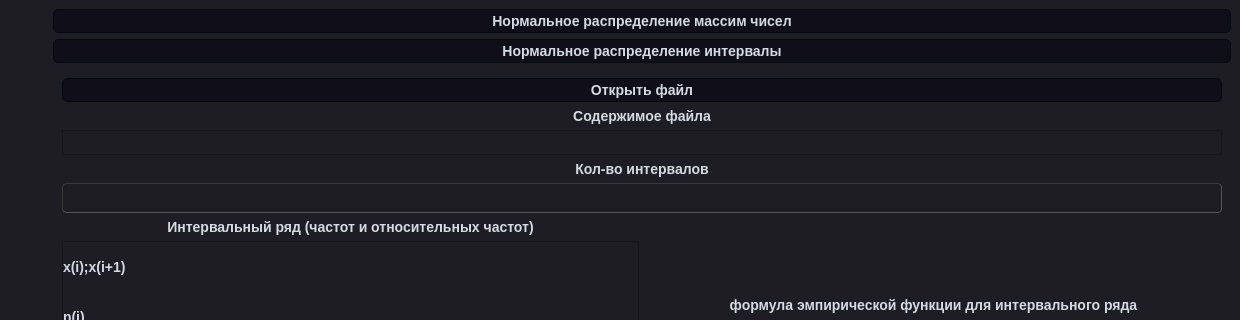
This is interface.ui in T-LORE/tv_lr6 as Qt 5 draws it before an edit; both pictures show x 0 to 1240 and y 0 to 320 of the 1240 by 828 pixel window. The edited form follows.
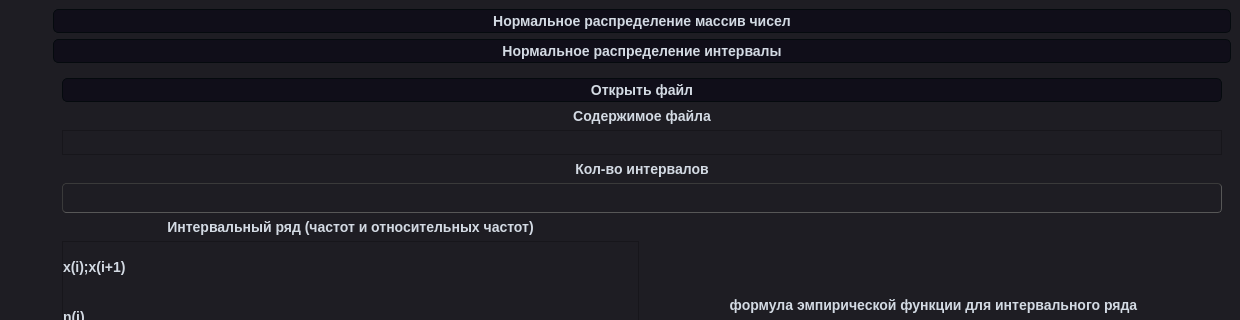
This is the edited form.

Commit message: Переименованы поля для отображения значений, исправлена опечатка

Patch:
```diff
--- a/interface.ui
+++ b/interface.ui
@@ -2142,7 +2142,7 @@
     <item row="1" column="1">
      <widget class="QPushButton" name="secondTask">
       <property name="text">
-       <string>Нормальное распределение массим чисел</string>
+       <string>Нормальное распределение массив чисел</string>
       </property>
      </widget>
     </item>
```
Left out of the diff: 4 changed lines with no effect on the pictures.
